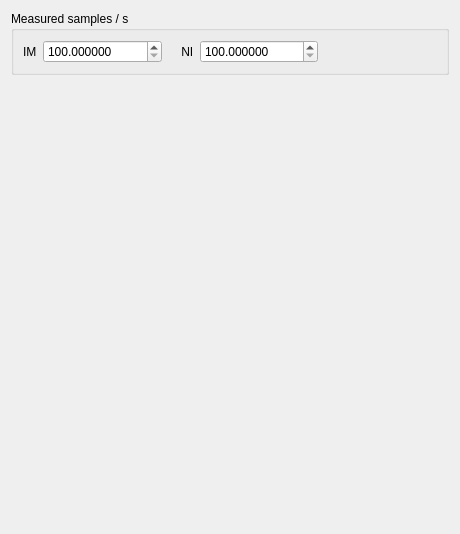
First picture: the form in Forms/SyncTab.ui, repository billkarsh/SpikeGLX, before the edit.
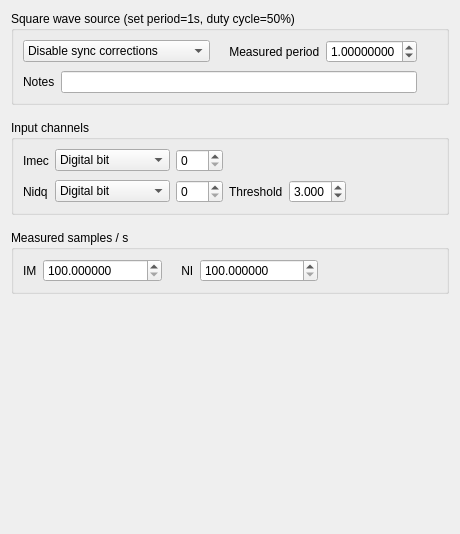
Second picture: the form after the edit.

Commit message: SyncTab gets source and input groups

The edit to the form file:
```diff
--- a/Forms/SyncTab.ui
+++ b/Forms/SyncTab.ui
@@ -13,11 +13,231 @@
   <property name="windowTitle">
    <string>Form</string>
   </property>
-  <layout class="QGridLayout" name="gridLayout_2">
+  <layout class="QGridLayout" name="gridLayout_4">
    <property name="verticalSpacing">
     <number>15</number>
    </property>
    <item row="0" column="0">
+    <widget class="QGroupBox" name="sourceGB">
+     <property name="title">
+      <string>Square wave source (set period=1s, duty cycle=50%)</string>
+     </property>
+     <layout class="QGridLayout" name="gridLayout_2">
+      <property name="verticalSpacing">
+       <number>8</number>
+      </property>
+      <item row="0" column="3">
+       <spacer name="horizontalSpacer_2">
+        <property name="orientation">
+         <enum>Qt::Horizontal</enum>
+        </property>
+        <property name="sizeHint" stdset="0">
+         <size>
+          <width>101</width>
+          <height>20</height>
+         </size>
+        </property>
+       </spacer>
+      </item>
+      <item row="0" column="1">
+       <widget class="QLabel" name="label_3">
+        <property name="text">
+         <string>    Measured period</string>
+        </property>
+       </widget>
+      </item>
+      <item row="0" column="0">
+       <widget class="QComboBox" name="sourceCB">
+        <property name="sizePolicy">
+         <sizepolicy hsizetype="Expanding" vsizetype="Fixed">
+          <horstretch>0</horstretch>
+          <verstretch>0</verstretch>
+         </sizepolicy>
+        </property>
+        <item>
+         <property name="text">
+          <string>Disable sync corrections</string>
+         </property>
+        </item>
+        <item>
+         <property name="text">
+          <string>Current NI acquisition device</string>
+         </property>
+        </item>
+        <item>
+         <property name="text">
+          <string>Other high precision pulser</string>
+         </property>
+        </item>
+       </widget>
+      </item>
+      <item row="0" column="2">
+       <widget class="QDoubleSpinBox" name="sourceSB">
+        <property name="sizePolicy">
+         <sizepolicy hsizetype="Expanding" vsizetype="Fixed">
+          <horstretch>0</horstretch>
+          <verstretch>0</verstretch>
+         </sizepolicy>
+        </property>
+        <property name="decimals">
+         <number>8</number>
+        </property>
+        <property name="maximum">
+         <double>2.000000000000000</double>
+        </property>
+        <property name="singleStep">
+         <double>0.000001000000000</double>
+        </property>
+        <property name="value">
+         <double>1.000000000000000</double>
+        </property>
+       </widget>
+      </item>
+      <item row="1" column="0" colspan="3">
+       <layout class="QHBoxLayout" name="horizontalLayout">
+        <property name="spacing">
+         <number>6</number>
+        </property>
+        <item>
+         <widget class="QLabel" name="label_4">
+          <property name="text">
+           <string>Notes</string>
+          </property>
+         </widget>
+        </item>
+        <item>
+         <widget class="QLineEdit" name="sourceLE">
+          <property name="enabled">
+           <bool>true</bool>
+          </property>
+          <property name="focusPolicy">
+           <enum>Qt::NoFocus</enum>
+          </property>
+          <property name="readOnly">
+           <bool>true</bool>
+          </property>
+         </widget>
+        </item>
+       </layout>
+      </item>
+     </layout>
+    </widget>
+   </item>
+   <item row="1" column="0">
+    <widget class="QGroupBox" name="chanGB">
+     <property name="title">
+      <string>Input channels</string>
+     </property>
+     <layout class="QGridLayout" name="gridLayout_3">
+      <property name="verticalSpacing">
+       <number>8</number>
+      </property>
+      <item row="1" column="3">
+       <widget class="QLabel" name="label_8">
+        <property name="text">
+         <string>Threshold</string>
+        </property>
+       </widget>
+      </item>
+      <item row="1" column="0">
+       <widget class="QLabel" name="label_6">
+        <property name="text">
+         <string>Nidq</string>
+        </property>
+       </widget>
+      </item>
+      <item row="1" column="4">
+       <widget class="QDoubleSpinBox" name="niThreshSB">
+        <property name="decimals">
+         <number>3</number>
+        </property>
+        <property name="maximum">
+         <double>5.000000000000000</double>
+        </property>
+        <property name="singleStep">
+         <double>0.100000000000000</double>
+        </property>
+        <property name="value">
+         <double>3.000000000000000</double>
+        </property>
+       </widget>
+      </item>
+      <item row="0" column="0">
+       <widget class="QLabel" name="label_5">
+        <property name="text">
+         <string>Imec</string>
+        </property>
+       </widget>
+      </item>
+      <item row="0" column="2">
+       <widget class="QSpinBox" name="imChanSB">
+        <property name="maximum">
+         <number>999</number>
+        </property>
+       </widget>
+      </item>
+      <item row="1" column="2">
+       <widget class="QSpinBox" name="niChanSB">
+        <property name="maximum">
+         <number>999</number>
+        </property>
+       </widget>
+      </item>
+      <item row="1" column="1">
+       <widget class="QComboBox" name="niChanCB">
+        <property name="sizePolicy">
+         <sizepolicy hsizetype="Expanding" vsizetype="Fixed">
+          <horstretch>0</horstretch>
+          <verstretch>0</verstretch>
+         </sizepolicy>
+        </property>
+        <property name="currentIndex">
+         <number>0</number>
+        </property>
+        <item>
+         <property name="text">
+          <string>Digital bit</string>
+         </property>
+        </item>
+        <item>
+         <property name="text">
+          <string>Analog channel</string>
+         </property>
+        </item>
+       </widget>
+      </item>
+      <item row="0" column="1">
+       <widget class="QComboBox" name="imChanCB">
+        <property name="sizePolicy">
+         <sizepolicy hsizetype="Expanding" vsizetype="Fixed">
+          <horstretch>0</horstretch>
+          <verstretch>0</verstretch>
+         </sizepolicy>
+        </property>
+        <item>
+         <property name="text">
+          <string>Digital bit</string>
+         </property>
+        </item>
+       </widget>
+      </item>
+      <item row="1" column="5">
+       <spacer name="horizontalSpacer_3">
+        <property name="orientation">
+         <enum>Qt::Horizontal</enum>
+        </property>
+        <property name="sizeHint" stdset="0">
+         <size>
+          <width>40</width>
+          <height>20</height>
+         </size>
+        </property>
+       </spacer>
+      </item>
+     </layout>
+    </widget>
+   </item>
+   <item row="2" column="0">
     <widget class="QGroupBox" name="srateGB">
      <property name="title">
       <string>Measured samples / s</string>
@@ -91,7 +311,7 @@
      </layout>
     </widget>
    </item>
-   <item row="1" column="0">
+   <item row="3" column="0">
     <spacer name="verticalSpacer">
      <property name="orientation">
       <enum>Qt::Vertical</enum>
```
Left out of the diff: 11 changed lines with no effect on the pictures. The commit also changes 6 other files.
